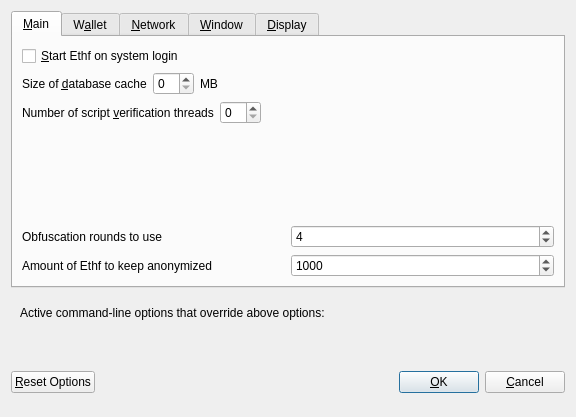
Old version of the form src/qt/forms/optionsdialog.ui in the repository ethereumfuture/ethf.
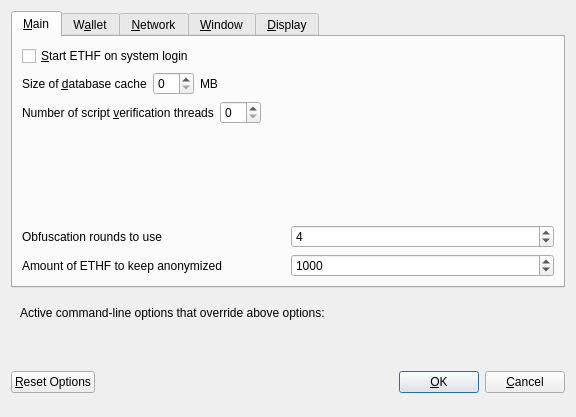
New version of the form. Custom widgets are drawn as their Qt base class.

What changed in the file:
```diff
--- a/src/qt/forms/optionsdialog.ui
+++ b/src/qt/forms/optionsdialog.ui
@@ -33,7 +33,7 @@
           <string>Automatically start Ethf after logging in to the system.</string>
          </property>
          <property name="text">
-          <string>&amp;Start Ethf on system login</string>
+          <string>&amp;Start ETHF on system login</string>
          </property>
         </widget>
        </item>
@@ -177,7 +177,7 @@
             <string notr="true"/>
            </property>
            <property name="text">
-            <string>Amount of Ethf to keep anonymized</string>
+            <string>Amount of ETHF to keep anonymized</string>
            </property>
           </widget>
          </item>
```
Left out of the diff: 11 changed lines with no effect on the pictures.
